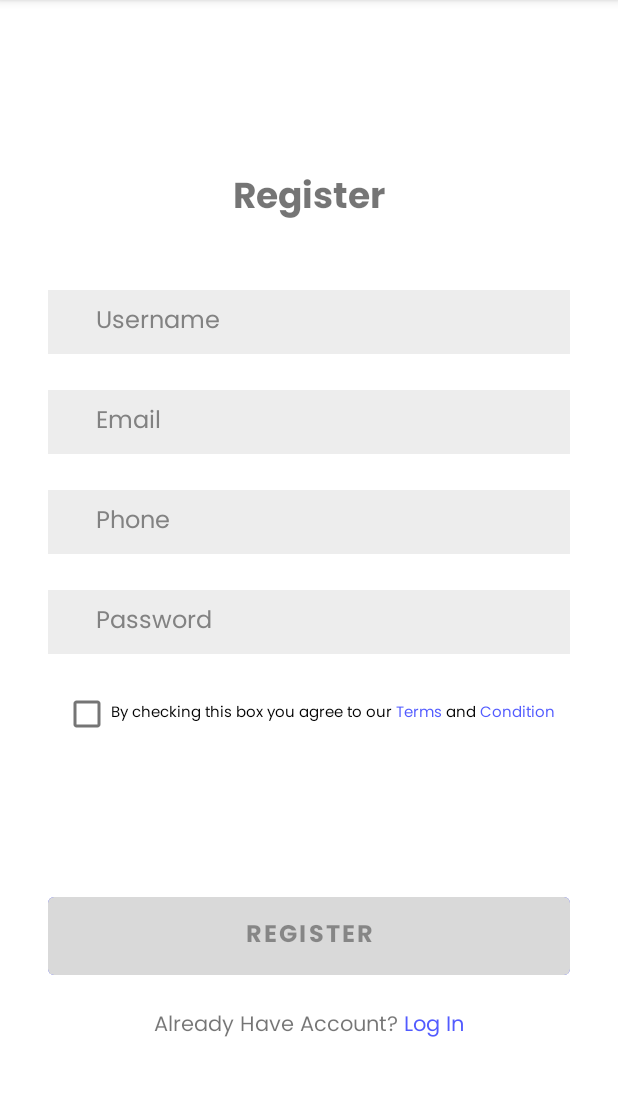
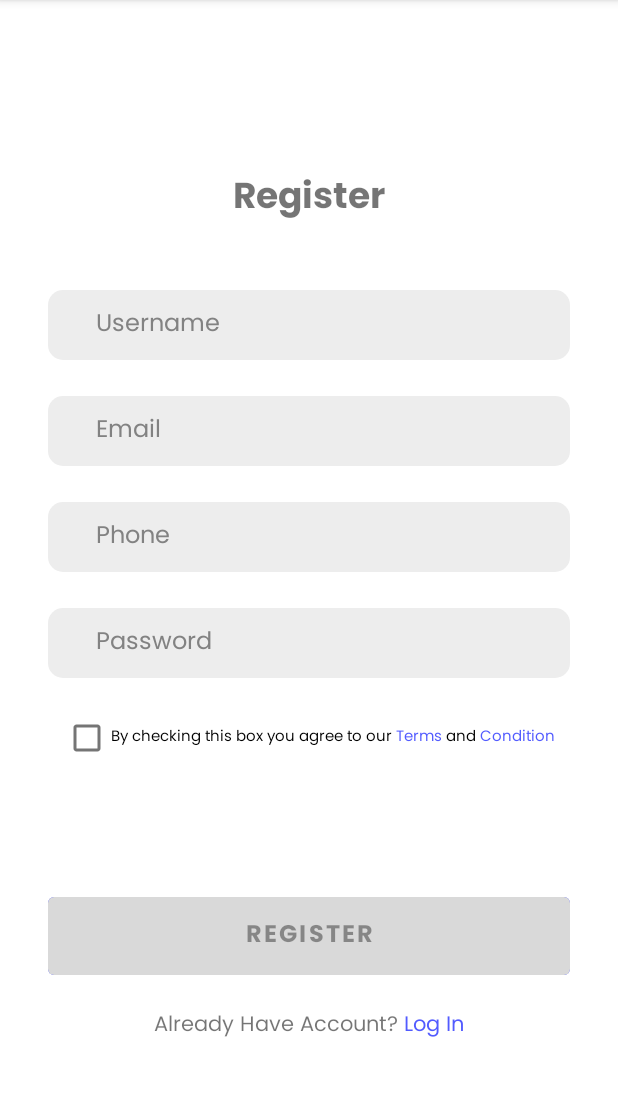
Before and after one commit to farhanhnfx/PPB-Sinau, an Android app: the screen it shows after launch (RegisterActivity), on a phone screen of 412 x 824 dp, the part 84-1180 px from its top. Run offline under Robolectric (Android 15) with nearby library versions, the phone set to English and light mode, and no system bars.

Commit message:
tugas 5 - intent register and homepage: fix minor

```diff
--- a/app/src/main/java/com/example/ppb/RegisterActivity.kt
+++ b/app/src/main/java/com/example/ppb/RegisterActivity.kt
@@ -71,4 +71,5 @@ class RegisterActivity : AppCompatActivity() {
             }
         }
     }
+
 }
--- /dev/null
+++ b/app/src/main/res/drawable/rounded_10.xml
@@ -0,0 +1,8 @@
+<?xml version="1.0" encoding="utf-8"?>
+<shape xmlns:android="http://schemas.android.com/apk/res/android"
+    android:shape="rectangle"
+    >
+    <solid android:color="#EDEDED" />
+    <corners
+        android:radius="10dp" />
+</shape>
--- a/app/src/main/res/layout/activity_register.xml
+++ b/app/src/main/res/layout/activity_register.xml
@@ -32,9 +32,9 @@
         app:layout_constraintStart_toStartOf="parent"
         app:layout_constraintEnd_toEndOf="parent"
         android:layout_marginTop="40dp"
-        android:background="#EDEDED"
+        android:background="@drawable/rounded_10"
         android:textColorHint="#828282"
-        android:paddingVertical="8dp"
+        android:paddingVertical="10dp"
         android:paddingHorizontal="32dp"
         android:textSize="16sp"
         android:inputType="text"
@@ -50,9 +50,9 @@
         app:layout_constraintStart_toStartOf="parent"
         app:layout_constraintEnd_toEndOf="parent"
         android:layout_marginTop="24dp"
-        android:background="#EDEDED"
+        android:background="@drawable/rounded_10"
         android:textColorHint="#828282"
-        android:paddingVertical="8dp"
+        android:paddingVertical="10dp"
         android:paddingHorizontal="32dp"
         android:textSize="16sp"
         android:inputType="textEmailAddress"
@@ -67,9 +67,9 @@
         app:layout_constraintStart_toStartOf="parent"
         app:layout_constraintEnd_toEndOf="parent"
         android:layout_marginTop="24dp"
-        android:background="#EDEDED"
+        android:background="@drawable/rounded_10"
         android:textColorHint="#828282"
-        android:paddingVertical="8dp"
+        android:paddingVertical="10dp"
         android:paddingHorizontal="32dp"
         android:textSize="16sp"
         android:inputType="phone"
@@ -84,9 +84,9 @@
         app:layout_constraintStart_toStartOf="parent"
         app:layout_constraintEnd_toEndOf="parent"
         android:layout_marginTop="24dp"
-        android:background="#EDEDED"
+        android:background="@drawable/rounded_10"
         android:textColorHint="#828282"
-        android:paddingVertical="8dp"
+        android:paddingVertical="10dp"
         android:paddingHorizontal="32dp"
         android:textSize="16sp"
         android:inputType="textPassword"
```
